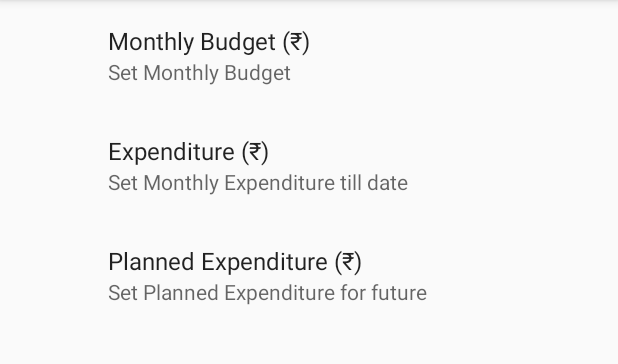
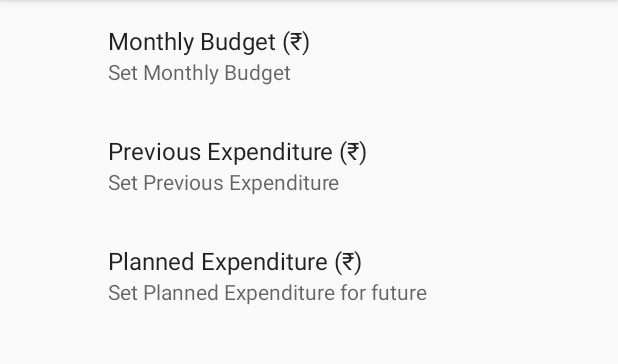
Before and after one commit to sriramkasyap/my-budget-app, an Android app: the screen it shows after launch (SettingsActivity), in the options menu, after a tap on "Settings", on a phone screen of 412 x 824 dp, the part 84-448 px from its top. Run offline under Robolectric (Android 15) with nearby library versions, the phone set to English and light mode, and no system bars; our stand-ins replace androidx.preference; 1 statement that could not run was skipped.

Commit message:
MainActivity Rendering immediately Preferences added for previous Expenditure and Monthly Budget BudgetUtils Added for all transaction related tasks

```diff
--- a/app/src/main/java/org/sriramkasyap/mybudgetapp/BudgetUtils.java
+++ b/app/src/main/java/org/sriramkasyap/mybudgetapp/BudgetUtils.java
@@ -4,6 +4,15 @@ import android.content.SharedPreferences;
 import android.preference.Preference;
 import android.preference.PreferenceManager;
 import android.support.v7.app.AppCompatActivity;
+import android.util.Log;
+
+import org.sriramkasyap.mybudgetapp.NetworkUtils.ApiManager;
+import org.sriramkasyap.mybudgetapp.NetworkUtils.ApiResponse;
+
+import retrofit2.Call;
+import retrofit2.Callback;
+import retrofit2.Response;
+import retrofit2.Retrofit;
 
 /**
  * Created by Sriram Kasyap on 12-10-2017.
@@ -12,6 +21,7 @@ import android.support.v7.app.AppCompatActivity;
 public class BudgetUtils {
     private static float MonthlyBudget = Float.valueOf(0);
     private static float TotalExpenditure = Float.valueOf(0);
+    private static float AddedExpenditure = Float.valueOf(0);
     private static float PlannedExpenditure = Float.valueOf(0);
     private static float BudgetLeftForMonth = Float.valueOf(0);
     private static float BudgetForToday = Float.valueOf(0);
@@ -25,8 +35,8 @@ public class BudgetUtils {
         SharedPreferences sharedPreferences = PreferenceManager.getDefaultSharedPreferences(requestingActivity);
         setMonthlyBudget(Float.parseFloat(sharedPreferences.getString("monthly_budget", "0")));
         setPlannedExpenditure(Float.parseFloat(sharedPreferences.getString("planned_expenditure", "0")));
-        setTotalExpenditure(Float.parseFloat(sharedPreferences.getString("total_expenditure", "0")));
-
+        setTotalExpenditure(Float.parseFloat(sharedPreferences.getString("previous_expenditure", "0")));
+        setBudgetLeftForMonth(MonthlyBudget - TotalExpenditure);
 
     }
 
@@ -42,12 +52,16 @@ public class BudgetUtils {
         return TotalExpenditure;
     }
 
-    public static void setTotalExpenditure(float totalExpenditure) {
-        TotalExpenditure = totalExpenditure;
+    public static void setTotalExpenditure(float totalPreviousExpenditure) {
+        TotalExpenditure = totalPreviousExpenditure + AddedExpenditure;
     }
 
     public static float getPlannedExpenditure() {
         return PlannedExpenditure;
+    }
+
+    public static void setAddedExpenditure(float FromAddedExpenditure) {
+        AddedExpenditure = FromAddedExpenditure;
     }
 
     public static void setPlannedExpenditure(float plannedExpenditure) {
--- a/app/src/main/java/org/sriramkasyap/mybudgetapp/MainActivity.java
+++ b/app/src/main/java/org/sriramkasyap/mybudgetapp/MainActivity.java
@@ -2,6 +2,7 @@ package org.sriramkasyap.mybudgetapp;
 
 import android.app.ProgressDialog;
 import android.content.Intent;
+import android.content.SharedPreferences;
 import android.support.v7.app.AppCompatActivity;
 import android.os.Bundle;
 import android.support.v7.widget.LinearLayoutManager;
@@ -25,11 +26,12 @@ import retrofit2.Callback;
 import retrofit2.Response;
 
 
-public class MainActivity extends AppCompatActivity {
+public class MainActivity extends AppCompatActivity implements SharedPreferences.OnSharedPreferenceChangeListener{
     public RecyclerView RecentTransactionLayout;
     public RecentTransactionListAdapter rtlAdaptor;
     public TextView ErrorMessageTextView;
     public TextView MonthlyBudgetTextView;
+    public TextView BudgetLeftTextView;
 
     @Override
     protected void onCreate(Bundle savedInstanceState) {
@@ -45,7 +47,7 @@ public class MainActivity extends AppCompatActivity {
 
         ErrorMessageTextView = (TextView) findViewById(R.id.tv_error_display);
         MonthlyBudgetTextView = (TextView) findViewById(R.id.tv_monthly_budget);
-        BudgetUtils.Init(this);
+        BudgetLeftTextView = (TextView) findViewById(R.id.tv_budget_left);
         /* Renders Details */
         RenderDetails();
 
@@ -84,10 +86,11 @@ public class MainActivity extends AppCompatActivity {
                 .enqueue(new Callback<ApiResponse>() {
                     @Override
                     public void onResponse(Call<ApiResponse> call, Response<ApiResponse> response) {
-                        Log.d("AddTransaction", response.body().toString());
                         if(response.isSuccessful()) {
                             if(response.body().getStatus()) {
                                 showToast(response.body().getMessage());
+                                notifyDataChanged();
+
                             } else {
 
                             }
@@ -107,11 +110,11 @@ public class MainActivity extends AppCompatActivity {
                         showToast("Connecting to server Failed. Please Try again");
                     }
                 });
+        RenderDetails();
 
     }
 
     private void GoToSettingsActivity() {
-        Log.d("Intent", "Settings");
         Intent SettingsIntent = new Intent(this, SettingsActivity.class);
         startActivity(SettingsIntent);
 
@@ -128,6 +131,7 @@ public class MainActivity extends AppCompatActivity {
     }
 
     private void RenderDetails() {
+        BudgetUtils.Init(this);
 
         final ProgressDialog mProgressDialog = new ProgressDialog(this);
         mProgressDialog.setIndeterminate(true);
@@ -141,12 +145,13 @@ public class MainActivity extends AppCompatActivity {
                     public void onResponse(Call<ArrayList<TransactionItem>> call, Response<ArrayList<TransactionItem>> response) {
                         if(response.isSuccessful()) {
                             ArrayList<TransactionItem> TransactionList = response.body();
-                            rtlAdaptor.setTransactionData(TransactionList);
+                            notifyDataChanged(TransactionList);
                         } else {
                             showToast("Transactions Loaded Successfully");
                         }
                         if (mProgressDialog.isShowing())
                             mProgressDialog.dismiss();
+
                     }
 
                     @Override
@@ -156,12 +161,44 @@ public class MainActivity extends AppCompatActivity {
                             mProgressDialog.dismiss();
                     }
                 });
+        ApiManager.getApiInterface().getTotalAddedExpenditure()
+                .enqueue(new Callback<ApiResponse>() {
+                    @Override
+                    public void onResponse(Call<ApiResponse> call, Response<ApiResponse> response) {
+                        if(response.isSuccessful() && response.body().getStatus()) {
+                            BudgetUtils.setAddedExpenditure(Float.parseFloat(response.body().getMessage()));
+                            notifyDataChanged();
+
+                        }
+                    }
+
+                    @Override
+                    public void onFailure(Call<ApiResponse> call, Throwable t) {
+
+                    }
+                });
+
+
+
+    }
+
+    private void notifyDataChanged(ArrayList<TransactionItem> transactionList) {
+        rtlAdaptor.setTransactionData(transactionList);
+    }
+
+    private void notifyDataChanged() {
+        BudgetUtils.Init(this);
         MonthlyBudgetTextView.setText("\u20B9 " + String.valueOf((int) BudgetUtils.getMonthlyBudget()) + "/-");
-
+        BudgetLeftTextView.setText("\u20B9 " + String.valueOf((int) BudgetUtils.getBudgetLeftForMonth()) + "/-");
     }
 
     public void  showToast(String message) {
         Toast.makeText(this, message, Toast.LENGTH_SHORT).show();
     }
 
+    @Override
+    public void onSharedPreferenceChanged(SharedPreferences sharedPreferences, String s) {
+
+        RenderDetails();
+    }
 }
--- a/app/src/main/java/org/sriramkasyap/mybudgetapp/NetworkUtils/ApiInterface.java
+++ b/app/src/main/java/org/sriramkasyap/mybudgetapp/NetworkUtils/ApiInterface.java
@@ -17,6 +17,9 @@ public interface ApiInterface {
     @GET("transactions")
     Call<ArrayList<TransactionItem>> getAllTransactions();
 
+    @GET("total-added-expenditure")
+    Call<ApiResponse> getTotalAddedExpenditure();
+
     @FormUrlEncoded
     @POST("add-transaction")
     Call<ApiResponse> addTransaction(@Field("transaction_title") String TransactionTitle, @Field("transaction_desc") String TransactionDesc, @Field("transaction_value") Double TransactionValue, @Field("transaction_time") String TransactionTime);
--- a/app/src/main/java/org/sriramkasyap/mybudgetapp/NetworkUtils/TransactionItem.java
+++ b/app/src/main/java/org/sriramkasyap/mybudgetapp/NetworkUtils/TransactionItem.java
@@ -56,6 +56,7 @@ public class TransactionItem {
     }
 
     public String getTransactionTimeCreated() {
+
         return transactionTimeCreated;
     }
 
--- a/app/src/main/java/org/sriramkasyap/mybudgetapp/RecentTransactionListAdapter.java
+++ b/app/src/main/java/org/sriramkasyap/mybudgetapp/RecentTransactionListAdapter.java
@@ -60,7 +60,6 @@ public class RecentTransactionListAdapter extends RecyclerView.Adapter<RecentTra
 
     public void setTransactionData(ArrayList<TransactionItem> transactionData) {
         TransactionData = transactionData;
-        Log.d("TransactionData", transactionData.get(0).toString());
         notifyDataSetChanged();
     }
     public class RecentTransactionListViewHolder extends RecyclerView.ViewHolder {
--- a/app/src/main/java/org/sriramkasyap/mybudgetapp/TransactionListActivity.java
+++ b/app/src/main/java/org/sriramkasyap/mybudgetapp/TransactionListActivity.java
@@ -67,7 +67,8 @@ public class TransactionListActivity extends AppCompatActivity {
     }
 
     private void GoToSettingsActivity() {
-        Log.d("Intent", "Settings");
+        Intent settingIntent = new Intent(this, SettingsActivity.class);
+        startActivity(settingIntent);
     }
 
     private void GoToTransactionActivity() {
--- a/app/src/main/res/layout-land/activity_main.xml
+++ b/app/src/main/res/layout-land/activity_main.xml
@@ -133,6 +133,7 @@
                     android:textSize="22sp"
                     android:layout_marginTop="5dp"
                     android:textAlignment="textEnd"
+                    android:id="@+id/tv_budget_left"
                     />
             </LinearLayout>
         </RelativeLayout>
--- a/app/src/main/res/layout/activity_main.xml
+++ b/app/src/main/res/layout/activity_main.xml
@@ -130,6 +130,7 @@
                     android:textSize="22sp"
                     android:layout_marginTop="5dp"
                     android:textAlignment="textEnd"
+                    android:id="@+id/tv_budget_left"
                     />
             </LinearLayout>
         </RelativeLayout>
--- a/app/src/main/res/xml/preferences.xml
+++ b/app/src/main/res/xml/preferences.xml
@@ -9,9 +9,9 @@
         android:inputType="number"/>
 
     <EditTextPreference
-        android:title="Expenditure (\u20B9)"
-        android:summary="Set Monthly Expenditure till date"
-        android:key="total_expenditure"
+        android:title="Previous Expenditure (\u20B9)"
+        android:summary="Set Previous Expenditure"
+        android:key="previous_expenditure"
         android:defaultValue="0"
         android:inputType="number"/>
 
```
Also changed, not shown: app/src/main/java/org/sriramkasyap/mybudgetapp/SettingsFragment.java (+18 -3 lines).
